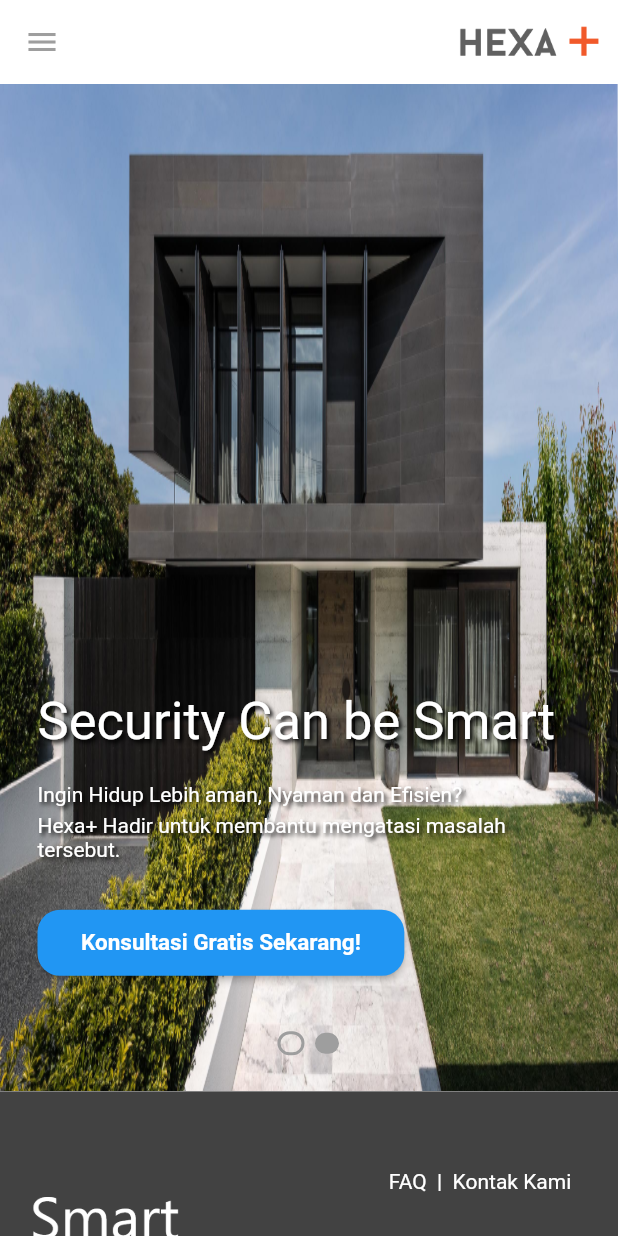
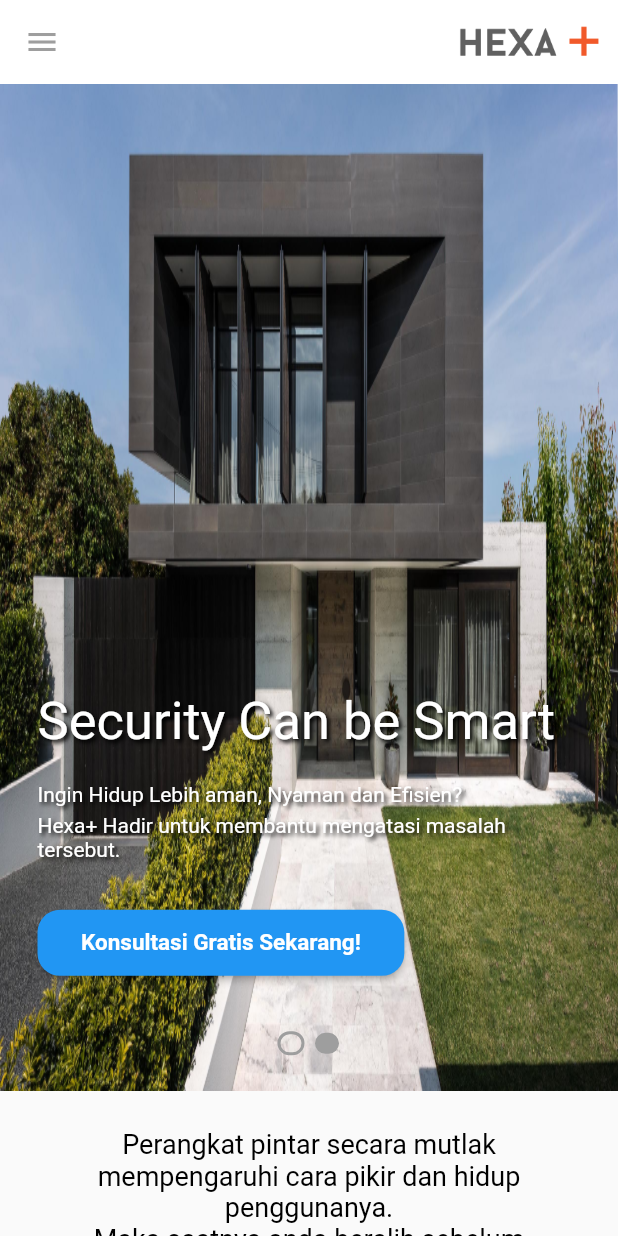
Before and after one commit to FerdiMauladi/hexaplus, a Flutter app: the CompanyMobileScreen screen opened directly, swiped to page 2, on a phone screen of 412 x 824 dp. Run offline on Flutter 3.47's test engine with Material 2 defaults, Android fonts, the phone set to English and light mode, and no system bars; drawn by our look-alikes of carousel_slider, smooth_page_indicator; our stand-ins replace font_awesome_flutter, url_strategy; statements that could not run were skipped.

Commit message:
update company screen

```diff
--- a/lib/screen/company/companymobile_screen.dart
+++ b/lib/screen/company/companymobile_screen.dart
@@ -1,10 +1,13 @@
 import 'package:flutter/material.dart';
-import 'package:smooth_page_indicator/smooth_page_indicator.dart';
 
 import '../component/drawer.dart';
 import '../component/footer.dart';
 import '../home/component/carousel_view.dart';
 import '../home/home_screen.dart';
+import 'component/companygrid_view.dart';
+import 'component/companytextone_view.dart';
+import 'component/companytexttwo_view.dart';
+import 'component/ourclient_view.dart';
 
 class CompanyMobileScreen extends StatelessWidget {
   const CompanyMobileScreen({Key? key}) : super(key: key);
@@ -44,6 +47,10 @@ class CompanyMobileScreen extends StatelessWidget {
         scrollDirection: Axis.vertical,
         children: const [
           CarouselView(),
+          CompanyTextOneView(),
+          CompanyGridView(),
+          CompanyTextTwoView(),
+          OurClientView(),
           Footer(),
         ],
       ),
--- /dev/null
+++ b/lib/screen/company/component/companytextone_view.dart
@@ -0,0 +1,54 @@
+import 'package:flutter/material.dart';
+
+class CompanyTextOneView extends StatelessWidget {
+  const CompanyTextOneView({
+    Key? key,
+  }) : super(key: key);
+
+  @override
+  Widget build(BuildContext context) {
+    return Container(
+      padding: const EdgeInsets.all(25.0),
+      child: Column(
+        children: [
+          Text(
+            'Perangkat pintar secara mutlak mempengaruhi cara pikir dan hidup penggunanya.',
+            style: TextStyle(
+              color: Colors.black,
+              fontSize: MediaQuery.of(context).size.width < 600
+                  ? 18
+                  : MediaQuery.of(context).size.width < 1400
+                      ? 22
+                      : 25,
+            ),
+            textAlign: TextAlign.center,
+          ),
+          Text(
+            'Maka saatnya anda beralih sebelum tertinggal.',
+            style: TextStyle(
+              color: Colors.black,
+              fontSize: MediaQuery.of(context).size.width < 600
+                  ? 18
+                  : MediaQuery.of(context).size.width < 1400
+                      ? 22
+                      : 25,
+            ),
+            textAlign: TextAlign.center,
+          ),
+          Text(
+            'Smart Home membantu anda memiliki tempat yang lebih aman dan efisien.',
+            style: TextStyle(
+              color: Colors.black,
+              fontSize: MediaQuery.of(context).size.width < 600
+                  ? 18
+                  : MediaQuery.of(context).size.width < 1400
+                      ? 22
+                      : 25,
+            ),
+            textAlign: TextAlign.center,
+          ),
+        ],
+      ),
+    );
+  }
+}
```
Also changed, not shown: lib/screen/company/companyweb_screen.dart (+12 -135 lines), lib/screen/company/component/companygrid_view.dart (added, +39 -0 lines), lib/screen/company/component/companytexttwo_view.dart (added, +30 -0 lines), lib/screen/company/component/ourclient_view.dart (added, +54 -0 lines).
